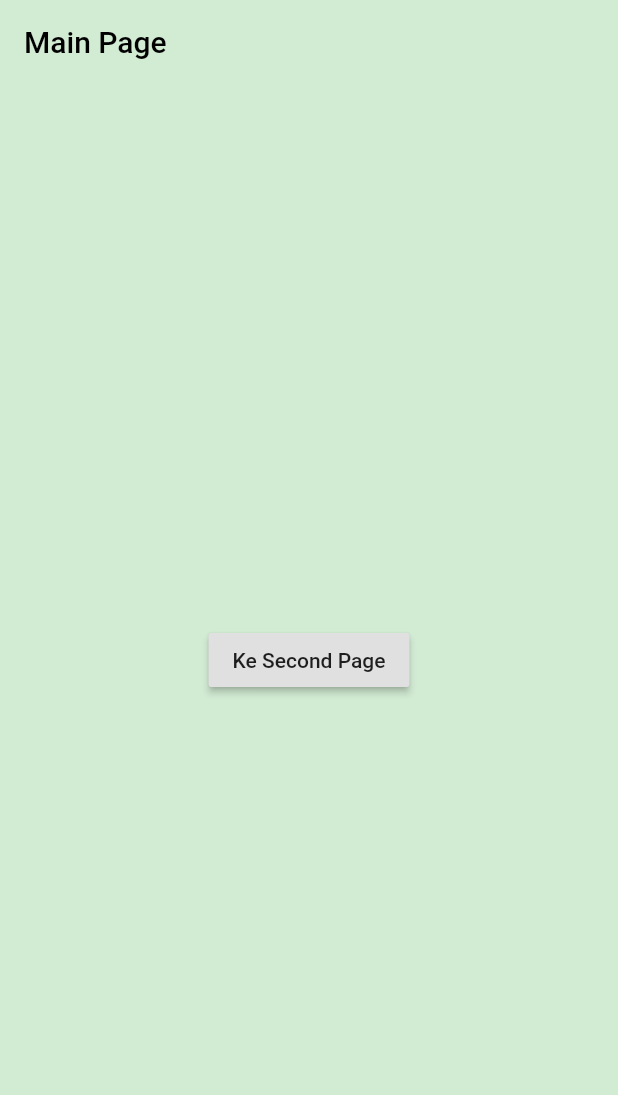
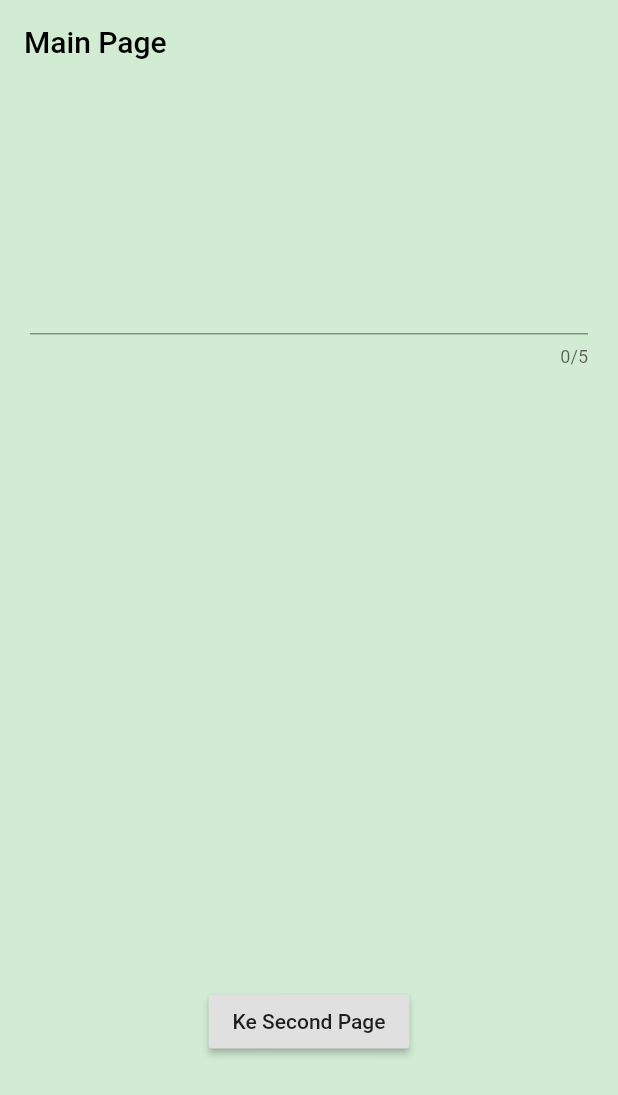
Before and after one commit to mindatama/GIT, a Flutter app: the screen it shows after launch, after a tap on "Ke Main Page", on a phone screen of 412 x 824 dp. Shown: the top 1095 px of the screen. Run offline on Flutter 3.47's test engine with Material 2 defaults, Android fonts, the light colour scheme and no system bars.

Commit message:
hello_world_flutter lib/main_page.dart tambah contoh text field

```diff
--- a/hello_world_flutter/lib/main_page.dart
+++ b/hello_world_flutter/lib/main_page.dart
@@ -1,7 +1,14 @@
 import 'package:flutter/material.dart';
+import 'package:flutter/services.dart';
 import 'package:hello_world_flutter/second_page.dart';
 
-class MainPage extends StatelessWidget {
+class MainPage extends StatefulWidget {
+  @override
+  _MainPageState createState() => _MainPageState();
+}
+
+class _MainPageState extends State<MainPage> {
+  TextEditingController ct = TextEditingController();
   @override
   Widget build(BuildContext context) {
     return MaterialApp(
@@ -15,14 +22,32 @@ class MainPage extends StatelessWidget {
             style: TextStyle(color: Colors.black),
           ),
         ),
-        body: Center(
+        body: Container(
+          margin: EdgeInsets.all(20),
+          child: Column(
+            mainAxisAlignment: MainAxisAlignment.spaceAround,
+            children: <Widget>[
+              TextField(
+                obscureText: true,
+                maxLength: 5,
+                onChanged: (v) {
+                  setState(() {});
+                },
+                controller: ct,
+              ),
+              Text(ct.text),
+              Center(
                 child: RaisedButton(
                   child: Text("Ke Second Page"),
                   onPressed: () {
-              Navigator.push(context, MaterialPageRoute(builder: (context) {
+                    Navigator.push(context,
+                        MaterialPageRoute(builder: (context) {
                       return SecondPage();
                     }));
                   },
+                ),
+              ),
+            ],
           ),
         ),
       ),
```
Lines whose indentation alone changed are shown as unchanged.
